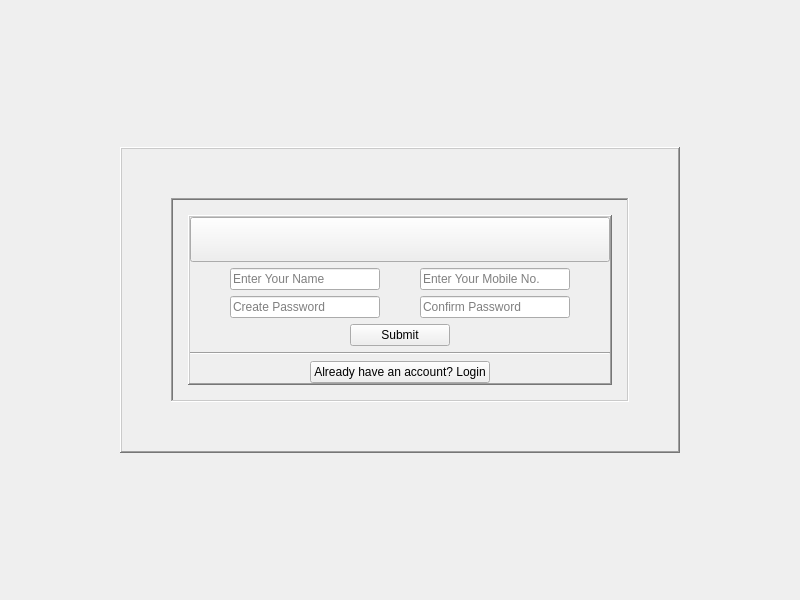
The window that SignUpWindow/form.ui (ThePunisher-17/Facial-Recognition-Attendance-Final-Year-BCA) describes before a commit, drawn with Qt 5.
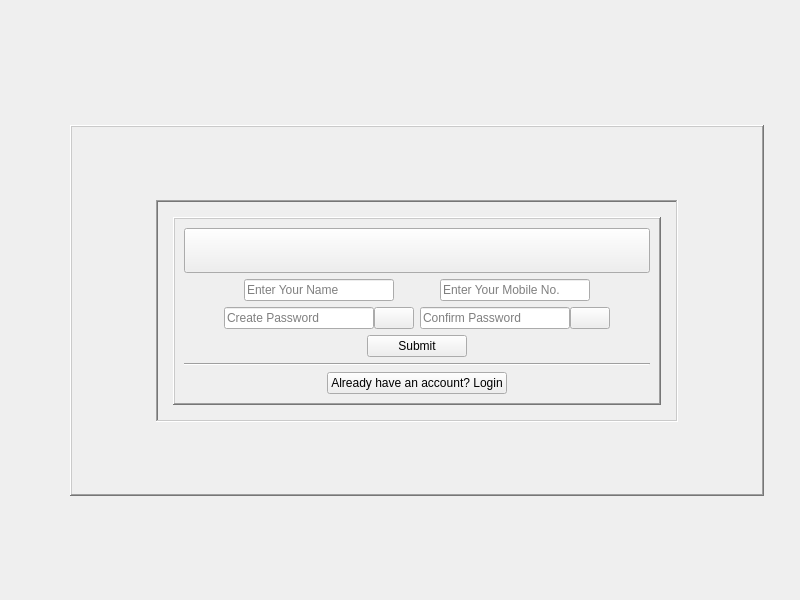
The same window after the commit. Icons and pictures are not drawn.

Commit message: Changed All the colors, added show buttons and all

```diff
--- a/SignUpWindow/form.ui
+++ b/SignUpWindow/form.ui
@@ -13,172 +13,169 @@
   <property name="windowTitle">
    <string>SignUpWindow</string>
   </property>
-  <layout class="QGridLayout" name="gridLayout_5">
-   <item row="0" column="1">
-    <spacer name="verticalSpacer_5">
-     <property name="orientation">
-      <enum>Qt::Vertical</enum>
-     </property>
-     <property name="sizeHint" stdset="0">
-      <size>
-       <width>20</width>
-       <height>107</height>
-      </size>
-     </property>
-    </spacer>
-   </item>
-   <item row="1" column="0">
-    <spacer name="horizontalSpacer_11">
-     <property name="orientation">
-      <enum>Qt::Horizontal</enum>
-     </property>
-     <property name="sizeHint" stdset="0">
-      <size>
-       <width>82</width>
-       <height>20</height>
-      </size>
-     </property>
-    </spacer>
-   </item>
-   <item row="1" column="1">
-    <widget class="QFrame" name="coverFrame">
-     <property name="frameShape">
-      <enum>QFrame::WinPanel</enum>
-     </property>
-     <property name="frameShadow">
-      <enum>QFrame::Raised</enum>
-     </property>
-     <layout class="QGridLayout" name="gridLayout_4">
-      <item row="0" column="1">
-       <spacer name="verticalSpacer_3">
-        <property name="orientation">
-         <enum>Qt::Vertical</enum>
-        </property>
-        <property name="sizeHint" stdset="0">
-         <size>
-          <width>20</width>
-          <height>40</height>
-         </size>
-        </property>
-       </spacer>
-      </item>
-      <item row="1" column="0">
-       <spacer name="horizontalSpacer">
-        <property name="orientation">
-         <enum>Qt::Horizontal</enum>
-        </property>
-        <property name="sizeHint" stdset="0">
-         <size>
-          <width>40</width>
-          <height>20</height>
-         </size>
-        </property>
-       </spacer>
-      </item>
-      <item row="1" column="2">
-       <spacer name="horizontalSpacer_4">
-        <property name="orientation">
-         <enum>Qt::Horizontal</enum>
-        </property>
-        <property name="sizeHint" stdset="0">
-         <size>
-          <width>40</width>
-          <height>20</height>
-         </size>
-        </property>
-       </spacer>
-      </item>
-      <item row="2" column="1">
-       <spacer name="verticalSpacer_4">
-        <property name="orientation">
-         <enum>Qt::Vertical</enum>
-        </property>
-        <property name="sizeHint" stdset="0">
-         <size>
-          <width>20</width>
-          <height>40</height>
-         </size>
-        </property>
-       </spacer>
-      </item>
-      <item row="1" column="1">
-       <widget class="QFrame" name="frame_4">
-        <property name="styleSheet">
-         <string notr="true"/>
-        </property>
-        <property name="frameShape">
-         <enum>QFrame::WinPanel</enum>
-        </property>
-        <property name="frameShadow">
-         <enum>QFrame::Sunken</enum>
-        </property>
-        <layout class="QGridLayout" name="gridLayout_2">
-         <property name="leftMargin">
-          <number>15</number>
+  <widget class="QFrame" name="coverFrame">
+   <property name="geometry">
+    <rect>
+     <x>70</x>
+     <y>125</y>
+     <width>694</width>
+     <height>371</height>
+    </rect>
+   </property>
+   <property name="frameShape">
+    <enum>QFrame::WinPanel</enum>
+   </property>
+   <property name="frameShadow">
+    <enum>QFrame::Raised</enum>
+   </property>
+   <layout class="QGridLayout" name="gridLayout_4">
+    <item row="1" column="0">
+     <spacer name="horizontalSpacer">
+      <property name="orientation">
+       <enum>Qt::Horizontal</enum>
+      </property>
+      <property name="sizeHint" stdset="0">
+       <size>
+        <width>40</width>
+        <height>20</height>
+       </size>
+      </property>
+     </spacer>
+    </item>
+    <item row="0" column="1">
+     <spacer name="verticalSpacer_3">
+      <property name="orientation">
+       <enum>Qt::Vertical</enum>
+      </property>
+      <property name="sizeHint" stdset="0">
+       <size>
+        <width>20</width>
+        <height>40</height>
+       </size>
+      </property>
+     </spacer>
+    </item>
+    <item row="1" column="1">
+     <widget class="QFrame" name="frame_4">
+      <property name="styleSheet">
+       <string notr="true"/>
+      </property>
+      <property name="frameShape">
+       <enum>QFrame::WinPanel</enum>
+      </property>
+      <property name="frameShadow">
+       <enum>QFrame::Sunken</enum>
+      </property>
+      <layout class="QGridLayout" name="gridLayout_2">
+       <property name="leftMargin">
+        <number>15</number>
+       </property>
+       <property name="topMargin">
+        <number>15</number>
+       </property>
+       <property name="rightMargin">
+        <number>15</number>
+       </property>
+       <property name="bottomMargin">
+        <number>15</number>
+       </property>
+       <property name="spacing">
+        <number>20</number>
+       </property>
+       <item row="0" column="0">
+        <widget class="QFrame" name="frame">
+         <property name="frameShape">
+          <enum>QFrame::WinPanel</enum>
          </property>
-         <property name="topMargin">
-          <number>15</number>
+         <property name="frameShadow">
+          <enum>QFrame::Raised</enum>
          </property>
-         <property name="rightMargin">
-          <number>15</number>
-         </property>
-         <property name="bottomMargin">
-          <number>15</number>
-         </property>
-         <property name="spacing">
-          <number>20</number>
-         </property>
-         <item row="0" column="0">
-          <widget class="QFrame" name="frame">
-           <property name="frameShape">
-            <enum>QFrame::WinPanel</enum>
-           </property>
-           <property name="frameShadow">
-            <enum>QFrame::Raised</enum>
-           </property>
-           <layout class="QGridLayout" name="gridLayout">
-            <property name="leftMargin">
-             <number>0</number>
+         <layout class="QGridLayout" name="gridLayout">
+          <item row="0" column="0">
+           <widget class="QFrame" name="frame_2">
+            <property name="frameShape">
+             <enum>QFrame::NoFrame</enum>
             </property>
-            <property name="topMargin">
-             <number>0</number>
+            <property name="frameShadow">
+             <enum>QFrame::Raised</enum>
             </property>
-            <property name="rightMargin">
-             <number>0</number>
-            </property>
-            <property name="bottomMargin">
-             <number>0</number>
-            </property>
-            <property name="horizontalSpacing">
-             <number>0</number>
-            </property>
-            <property name="verticalSpacing">
-             <number>6</number>
-            </property>
-            <item row="5" column="0">
-             <layout class="QHBoxLayout" name="horizontalLayout_9">
+            <layout class="QGridLayout" name="gridLayout_3">
+             <property name="leftMargin">
+              <number>0</number>
+             </property>
+             <property name="topMargin">
+              <number>0</number>
+             </property>
+             <property name="rightMargin">
+              <number>0</number>
+             </property>
+             <property name="bottomMargin">
+              <number>0</number>
+             </property>
+             <property name="spacing">
+              <number>0</number>
+             </property>
+             <item row="0" column="0">
+              <widget class="QPushButton" name="Logo">
+               <property name="font">
+                <font>
+                 <family>Rockwell Condensed</family>
+                 <pointsize>20</pointsize>
+                </font>
+               </property>
+               <property name="text">
+                <string/>
+               </property>
+               <property name="icon">
+                <iconset>
+                 <normaloff>Icons/favicon_io/favicon.ico</normaloff>Icons/favicon_io/favicon.ico</iconset>
+               </property>
+               <property name="iconSize">
+                <size>
+                 <width>50</width>
+                 <height>50</height>
+                </size>
+               </property>
+              </widget>
+             </item>
+            </layout>
+           </widget>
+          </item>
+          <item row="1" column="0">
+           <layout class="QHBoxLayout" name="horizontalLayout_8">
+            <item>
+             <spacer name="horizontalSpacer_9">
+              <property name="orientation">
+               <enum>Qt::Horizontal</enum>
+              </property>
+              <property name="sizeHint" stdset="0">
+               <size>
+                <width>40</width>
+                <height>20</height>
+               </size>
+              </property>
+             </spacer>
+            </item>
+            <item>
+             <layout class="QHBoxLayout" name="horizontalLayout">
               <item>
-               <spacer name="horizontalSpacer_16">
-                <property name="orientation">
-                 <enum>Qt::Horizontal</enum>
-                </property>
-                <property name="sizeHint" stdset="0">
+               <widget class="QLineEdit" name="adminName">
+                <property name="minimumSize">
                  <size>
-                  <width>40</width>
-                  <height>20</height>
+                  <width>150</width>
+                  <height>0</height>
                  </size>
                 </property>
-               </spacer>
-              </item>
-              <item>
-               <widget class="QPushButton" name="goToLogin">
                 <property name="text">
-                 <string>Already have an account? Login</string>
+                 <string/>
                 </property>
+                <property name="placeholderText">
+                 <string>Enter Your Name</string>
+                </property>
                </widget>
               </item>
               <item>
-               <spacer name="horizontalSpacer_17">
+               <spacer name="horizontalSpacer_3">
                 <property name="orientation">
                  <enum>Qt::Horizontal</enum>
                 </property>
@@ -190,79 +187,61 @@
                 </property>
                </spacer>
               </item>
-             </layout>
-            </item>
-            <item row="3" column="0">
-             <layout class="QHBoxLayout" name="horizontalLayout_7">
               <item>
-               <layout class="QHBoxLayout" name="horizontalLayout_2">
-                <item>
-                 <spacer name="horizontalSpacer_7">
-                  <property name="orientation">
-                   <enum>Qt::Horizontal</enum>
-                  </property>
-                  <property name="sizeHint" stdset="0">
-                   <size>
-                    <width>18</width>
-                    <height>20</height>
-                   </size>
-                  </property>
-                 </spacer>
-                </item>
-                <item>
-                 <widget class="QPushButton" name="adminSubmit">
-                  <property name="minimumSize">
-                   <size>
-                    <width>100</width>
-                    <height>0</height>
-                   </size>
-                  </property>
-                  <property name="text">
-                   <string>Submit</string>
-                  </property>
-                 </widget>
-                </item>
-                <item>
-                 <spacer name="horizontalSpacer_8">
-                  <property name="orientation">
-                   <enum>Qt::Horizontal</enum>
-                  </property>
-                  <property name="sizeHint" stdset="0">
-                   <size>
-                    <width>40</width>
-                    <height>20</height>
-                   </size>
-                  </property>
-                 </spacer>
-                </item>
-               </layout>
+               <widget class="QLineEdit" name="adminMobileNo">
+                <property name="minimumSize">
+                 <size>
+                  <width>150</width>
+                  <height>0</height>
+                 </size>
+                </property>
+                <property name="text">
+                 <string/>
+                </property>
+                <property name="placeholderText">
+                 <string>Enter Your Mobile No.</string>
+                </property>
+               </widget>
               </item>
              </layout>
             </item>
-            <item row="4" column="0">
-             <widget class="Line" name="line">
+            <item>
+             <spacer name="horizontalSpacer_13">
               <property name="orientation">
                <enum>Qt::Horizontal</enum>
               </property>
-             </widget>
+              <property name="sizeHint" stdset="0">
+               <size>
+                <width>40</width>
+                <height>20</height>
+               </size>
+              </property>
+             </spacer>
             </item>
-            <item row="2" column="0">
-             <layout class="QHBoxLayout" name="horizontalLayout_6">
+           </layout>
+          </item>
+          <item row="2" column="0">
+           <layout class="QHBoxLayout" name="horizontalLayout_6">
+            <item>
+             <spacer name="horizontalSpacer_5">
+              <property name="orientation">
+               <enum>Qt::Horizontal</enum>
+              </property>
+              <property name="sizeHint" stdset="0">
+               <size>
+                <width>40</width>
+                <height>20</height>
+               </size>
+              </property>
+             </spacer>
+            </item>
+            <item>
+             <layout class="QHBoxLayout" name="horizontalLayout_3">
               <item>
-               <spacer name="horizontalSpacer_5">
-                <property name="orientation">
-                 <enum>Qt::Horizontal</enum>
+               <layout class="QHBoxLayout" name="horizontalLayout_5">
+                <property name="spacing">
+                 <number>0</number>
                 </property>
-                <property name="sizeHint" stdset="0">
-                 <size>
-                  <width>40</width>
-                  <height>20</height>
-                 </size>
-                </property>
-               </spacer>
-              </item>
-              <item>
-               <layout class="QHBoxLayout" name="horizontalLayout_3">
                 <item>
                  <widget class="QLineEdit" name="adminPass1">
                   <property name="minimumSize">
@@ -283,18 +262,36 @@
                  </widget>
                 </item>
                 <item>
-                 <spacer name="horizontalSpacer_6">
-                  <property name="orientation">
-                   <enum>Qt::Horizontal</enum>
+                 <widget class="QPushButton" name="showPassbutton_0">
+                  <property name="text">
+                   <string/>
                   </property>
-                  <property name="sizeHint" stdset="0">
-                   <size>
-                    <width>40</width>
-                    <height>20</height>
-                   </size>
+                  <property name="icon">
+                   <iconset>
+                    <normaloff>../icons/hide.png</normaloff>../icons/hide.png</iconset>
                   </property>
-                 </spacer>
+                 </widget>
                 </item>
+               </layout>
+              </item>
+              <item>
+               <spacer name="horizontalSpacer_2">
+                <property name="orientation">
+                 <enum>Qt::Horizontal</enum>
+                </property>
+                <property name="sizeHint" stdset="0">
+                 <size>
+                  <width>0</width>
+                  <height>20</height>
+                 </size>
+                </property>
+               </spacer>
+              </item>
+              <item>
+               <layout class="QHBoxLayout" name="horizontalLayout_4">
+                <property name="spacing">
+                 <number>0</number>
+                </property>
                 <item>
                  <widget class="QLineEdit" name="adminPass2">
                   <property name="minimumSize">
@@ -311,89 +308,68 @@
                   </property>
                  </widget>
                 </item>
+                <item>
+                 <widget class="QPushButton" name="showPassbutton_1">
+                  <property name="text">
+                   <string/>
+                  </property>
+                  <property name="icon">
+                   <iconset>
+                    <normaloff>../icons/hide.png</normaloff>../icons/hide.png</iconset>
+                  </property>
+                 </widget>
+                </item>
                </layout>
               </item>
+             </layout>
+            </item>
+            <item>
+             <spacer name="horizontalSpacer_14">
+              <property name="orientation">
+               <enum>Qt::Horizontal</enum>
+              </property>
+              <property name="sizeHint" stdset="0">
+               <size>
+                <width>40</width>
+                <height>20</height>
+               </size>
+              </property>
+             </spacer>
+            </item>
+           </layout>
+          </item>
+          <item row="3" column="0">
+           <layout class="QHBoxLayout" name="horizontalLayout_7">
+            <item>
+             <layout class="QHBoxLayout" name="horizontalLayout_2">
               <item>
-               <spacer name="horizontalSpacer_14">
+               <spacer name="horizontalSpacer_7">
                 <property name="orientation">
                  <enum>Qt::Horizontal</enum>
                 </property>
                 <property name="sizeHint" stdset="0">
                  <size>
-                  <width>40</width>
+                  <width>18</width>
                   <height>20</height>
                  </size>
                 </property>
                </spacer>
               </item>
-             </layout>
-            </item>
-            <item row="1" column="0">
-             <layout class="QHBoxLayout" name="horizontalLayout_8">
               <item>
-               <spacer name="horizontalSpacer_9">
-                <property name="orientation">
-                 <enum>Qt::Horizontal</enum>
-                </property>
-                <property name="sizeHint" stdset="0">
+               <widget class="QPushButton" name="adminSubmit">
+                <property name="minimumSize">
                  <size>
-                  <width>40</width>
-                  <height>20</height>
+                  <width>100</width>
+                  <height>0</height>
                  </size>
                 </property>
-               </spacer>
+                <property name="text">
+                 <string>Submit</string>
+                </property>
+               </widget>
               </item>
               <item>
-               <layout class="QHBoxLayout" name="horizontalLayout">
-                <item>
-                 <widget class="QLineEdit" name="adminName">
-                  <property name="minimumSize">
-                   <size>
-                    <width>150</width>
-                    <height>0</height>
-                   </size>
-                  </property>
-                  <property name="text">
-                   <string/>
-                  </property>
-                  <property name="placeholderText">
-                   <string>Enter Your Name</string>
-                  </property>
-                 </widget>
-                </item>
-                <item>
-                 <spacer name="horizontalSpacer_3">
-                  <property name="orientation">
-                   <enum>Qt::Horizontal</enum>
-                  </property>
-                  <property name="sizeHint" stdset="0">
-                   <size>
-                    <width>40</width>
-                    <height>20</height>
-                   </size>
-                  </property>
-                 </spacer>
-                </item>
-                <item>
-                 <widget class="QLineEdit" name="adminMobileNo">
-                  <property name="minimumSize">
-                   <size>
-                    <width>150</width>
-                    <height>0</height>
-                   </size>
-                  </property>
-                  <property name="text">
-                   <string/>
-                  </property>
-                  <property name="placeholderText">
-                   <string>Enter Your Mobile No.</string>
-                  </property>
-                 </widget>
-                </item>
-               </layout>
-              </item>
-              <item>
-               <spacer name="horizontalSpacer_13">
+               <spacer name="horizontalSpacer_8">
                 <property name="orientation">
                  <enum>Qt::Horizontal</enum>
                 </property>
@@ -407,92 +383,86 @@
               </item>
              </layout>
             </item>
-            <item row="0" column="0">
-             <widget class="QFrame" name="frame_2">
-              <property name="frameShape">
-               <enum>QFrame::NoFrame</enum>
+           </layout>
+          </item>
+          <item row="4" column="0">
+           <widget class="Line" name="line">
+            <property name="orientation">
+             <enum>Qt::Horizontal</enum>
+            </property>
+           </widget>
+          </item>
+          <item row="5" column="0">
+           <layout class="QHBoxLayout" name="horizontalLayout_9">
+            <item>
+             <spacer name="horizontalSpacer_16">
+              <property name="orientation">
+               <enum>Qt::Horizontal</enum>
               </property>
-              <property name="frameShadow">
-               <enum>QFrame::Raised</enum>
+              <property name="sizeHint" stdset="0">
+               <size>
+                <width>40</width>
+                <height>20</height>
+               </size>
               </property>
-              <layout class="QGridLayout" name="gridLayout_3">
-               <property name="leftMargin">
-                <number>0</number>
-               </property>
-               <property name="topMargin">
-                <number>0</number>
-               </property>
-               <property name="rightMargin">
-                <number>0</number>
-               </property>
-               <property name="bottomMargin">
-                <number>0</number>
-               </property>
-               <property name="spacing">
-                <number>0</number>
-               </property>
-               <item row="0" column="0">
-                <widget class="QPushButton" name="Logo">
-                 <property name="font">
-                  <font>
-                   <family>Rockwell Condensed</family>
-                   <pointsize>20</pointsize>
-                  </font>
-                 </property>
-                 <property name="text">
-                  <string/>
-                 </property>
-                 <property name="icon">
-                  <iconset>
-                   <normaloff>../icons/favicon_io/favicon.ico</normaloff>../icons/favicon_io/favicon.ico</iconset>
-                 </property>
-                 <property name="iconSize">
-                  <size>
-                   <width>50</width>
-                   <height>50</height>
-                  </size>
-                 </property>
-                </widget>
-               </item>
-              </layout>
+             </spacer>
+            </item>
+            <item>
+             <widget class="QPushButton" name="goToLogin">
+              <property name="text">
+               <string>Already have an account? Login</string>
+              </property>
              </widget>
             </item>
+            <item>
+             <spacer name="horizontalSpacer_17">
+              <property name="orientation">
+               <enum>Qt::Horizontal</enum>
+              </property>
+              <property name="sizeHint" stdset="0">
+               <size>
+                <width>40</width>
+                <height>20</height>
+               </size>
+              </property>
+             </spacer>
+            </item>
            </layout>
-          </widget>
-         </item>
-        </layout>
-       </widget>
-      </item>
-     </layout>
-    </widget>
-   </item>
-   <item row="1" column="2">
-    <spacer name="horizontalSpacer_12">
-     <property name="orientation">
-      <enum>Qt::Horizontal</enum>
-     </property>
-     <property name="sizeHint" stdset="0">
-      <size>
-       <width>82</width>
-       <height>20</height>
-      </size>
-     </property>
-    </spacer>
-   </item>
-   <item row="2" column="1">
-    <spacer name="verticalSpacer_6">
-     <property name="orientation">
-      <enum>Qt::Vertical</enum>
-     </property>
-     <property name="sizeHint" stdset="0">
-      <size>
-       <width>20</width>
-       <height>106</height>
-      </size>
-     </property>
-    </spacer>
-   </item>
-  </layout>
+          </item>
+         </layout>
+        </widget>
+       </item>
+      </layout>
+     </widget>
+    </item>
+    <item row="2" column="1">
+     <spacer name="verticalSpacer_4">
+      <property name="orientation">
+       <enum>Qt::Vertical</enum>
+      </property>
+      <property name="sizeHint" stdset="0">
+       <size>
+        <width>20</width>
+        <height>40</height>
+       </size>
+      </property>
+     </spacer>
+    </item>
+    <item row="1" column="2">
+     <spacer name="horizontalSpacer_4">
+      <property name="orientation">
+       <enum>Qt::Horizontal</enum>
+      </property>
+      <property name="sizeHint" stdset="0">
+       <size>
+        <width>40</width>
+        <height>20</height>
+       </size>
+      </property>
+     </spacer>
+    </item>
+   </layout>
+  </widget>
  </widget>
  <resources/>
  <connections/>
```
The commit also changes 32 other files.
